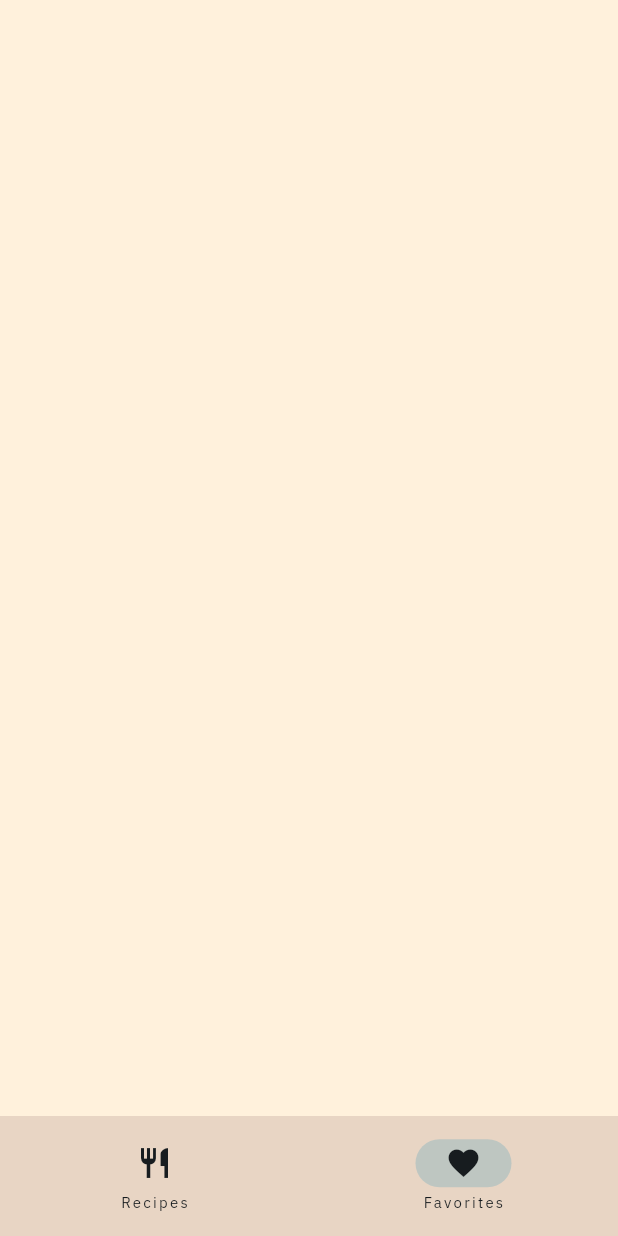
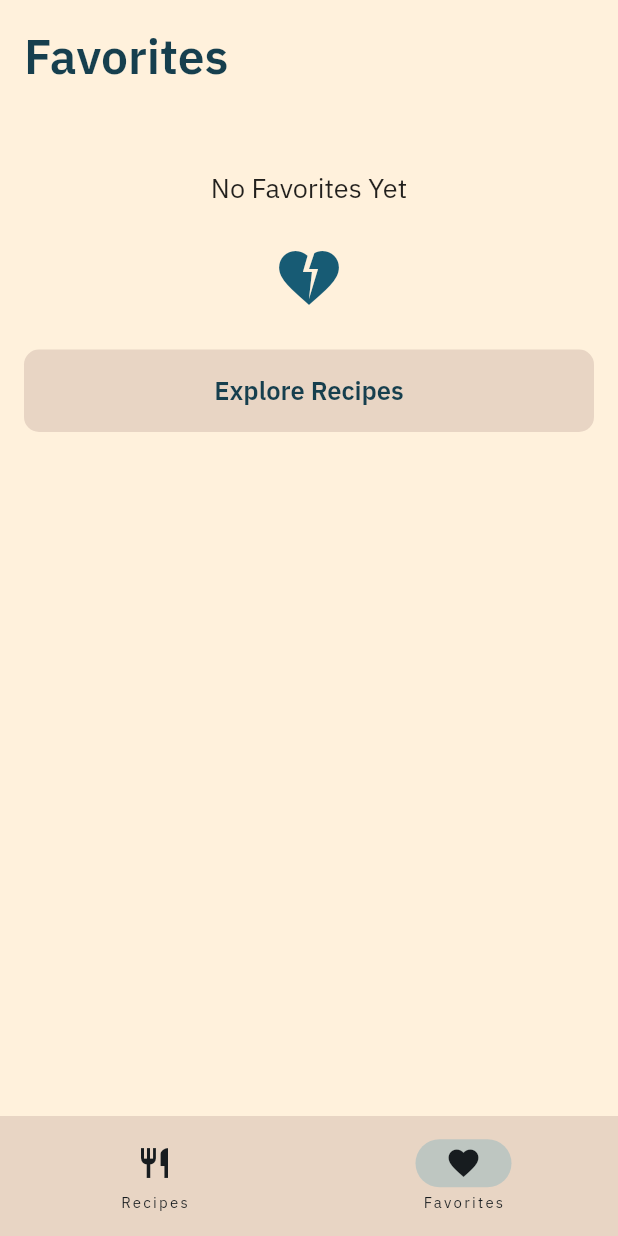
Before and after one commit to FahadMajed/recipes, a Flutter app: the HomeScreen screen opened directly, item 2 of the bottom bar chosen, on a phone screen of 412 x 824 dp. Run offline on Flutter 3.47's test engine with Material 2 defaults, Android fonts, the phone set to English and light mode, and no system bars; our stand-ins replace flutter_rating_bar, flutter_riverpod, get, hive, hive_flutter, modal_progress_hud_nsn and 1 more; missing offline and left inert: rest_api; accounts and stored records are empty.

```diff
--- a/lib/data/repositories/repositories.dart
+++ b/lib/data/repositories/repositories.dart
@@ -1,2 +1,3 @@
 export 'default_favourite_repository.dart';
 export 'tasty_recipes_repository.dart';
+export 'user_repository.dart';
--- /dev/null
+++ b/lib/features/favorites/favorites.dart
@@ -0,0 +1,2 @@
+export 'favorites_controller.dart';
+export 'favorites_screen.dart';
--- /dev/null
+++ b/lib/features/favorites/favorites_controller.dart
@@ -0,0 +1,29 @@
+import 'package:flutter_riverpod/flutter_riverpod.dart';
+import 'package:recipes/lib.dart';
+
+class FavoritesController extends AsyncViewController<List<Recipe>> {
+  late final FavouriteRecipesRepository favouriteRecipesRepository;
+  FavoritesController(super.read) : super(viewModelPvdr: favRecipesPvdr) {
+    favouriteRecipesRepository = read(favRecipesRepoPvdr);
+
+    callGetRecipes();
+  }
+
+  List<Recipe> get recipes => viewModelAsData;
+
+  Future<void> callGetRecipes() async {
+    favouriteRecipesRepository
+        .getFavourites()
+        .then((recipes) => emitData(recipes))
+        .onError((error, stackTrace) => emitError(error));
+  }
+
+  void onExploreRecipes() {
+    read(selectedDestPvdr.notifier).state = 0;
+  }
+}
+
+final favsCtrlPvdr = Provider((ref) => FavoritesController(ref.read));
+
+final favRecipesPvdr = StateProvider<AsyncValue<List<Recipe>>>(
+    (ref) => const AsyncLoading<List<Recipe>>());
--- a/lib/features/favorites/favorites_screen.dart
+++ b/lib/features/favorites/favorites_screen.dart
@@ -1,10 +1,57 @@
+// ignore_for_file: no_logic_in_create_state
+
 import 'package:flutter/material.dart';
+import 'package:flutter_riverpod/flutter_riverpod.dart';
+import 'package:recipes/lib.dart';
 
-class FavouritesScreen extends StatelessWidget {
-  const FavouritesScreen({super.key});
-
+class _FavouritesScreen extends ViewState<FavouritesScreen,
+    AsyncValue<List<Recipe>>, FavoritesController> {
+  _FavouritesScreen(super.viewModelProvider, super.viewControllerProvider);
   @override
-  Widget build(BuildContext context) {
-    return Container();
+  Widget buildView() {
+    final recipes = viewModel;
+    return Column(
+      crossAxisAlignment: CrossAxisAlignment.start,
+      children: [
+        const Text(
+          "Favorites",
+          style: titleExtraLargeBold,
+        ),
+        sizedHeight8,
+        Expanded(
+          child: ListView(
+            shrinkWrap: true,
+            children: [
+              ...recipes.when(
+                data: (recipes) => [
+                  if (recipes.isEmpty)
+                    EmptyStateContainer(
+                      text: "No Favorites Yet",
+                      buttonTitle: "Explore Recipes",
+                      iconData: Icons.heart_broken,
+                      onButtonPressed: viewController.onExploreRecipes,
+                    ),
+                  for (final recipe in recipes)
+                    if (recipe.isFavourite) RecipeCard(recipe: recipe)
+                ],
+                error: (e, __) => [Text(e.toString())],
+                loading: () => [
+                  const Loading(),
+                ],
+              ),
+            ],
+          ),
+        )
+      ],
+    );
   }
 }
+
+class FavouritesScreen extends View {
+  const FavouritesScreen({Key? key}) : super(key: key);
+  @override
+  ConsumerState<ConsumerStatefulWidget> createState() => _FavouritesScreen(
+        favRecipesPvdr,
+        favsCtrlPvdr,
+      );
+}
--- a/lib/features/features.dart
+++ b/lib/features/features.dart
@@ -1,2 +1,4 @@
+export 'favorites/favorites.dart';
+export 'home/home.dart';
 export 'onboarding/onboarding.dart';
 export 'recipes/recipes.dart';
--- /dev/null
+++ b/lib/features/home/home.dart
@@ -0,0 +1 @@
+export 'home_screen.dart';
--- a/lib/features/onboarding/0_landing/landing_controller.dart
+++ b/lib/features/onboarding/0_landing/landing_controller.dart
@@ -1,11 +1,11 @@
 import 'package:flutter/material.dart';
 import 'package:flutter_riverpod/flutter_riverpod.dart';
 import 'package:get/get.dart';
-import 'package:recipes/features/onboarding/1_features/onboarding_pages_modal.dart';
-
-import 'package:recipes/packages/utilities/base_classes/base_view_controller.dart';
+import 'package:recipes/lib.dart';
 
 class LandingController extends ViewController with PageViewController {
+  final UserRepository userRepository = UserRepository();
+
   LandingController(super.read) {
     page = const PageModel(
       numberOfPages: 3,
@@ -21,6 +21,12 @@ class LandingController extends ViewController with PageViewController {
       builder: (_) => const OnBoardingPagesModal(),
     );
   }
+
+  Future<bool> checkIfUserCreated() async {
+    return userRepository.userExists();
+  }
 }
 
+final isUserCreatedPvdr = StateProvider((ref) => false);
+
 final landingCtrlPvdr = Provider((ref) => LandingController(ref.read));
--- /dev/null
+++ b/lib/features/onboarding/1_features/1_features.dart
@@ -0,0 +1,4 @@
+export 'models/models.dart';
+export 'onboarding_controller.dart';
+export 'onboarding_pages_modal.dart';
+export 'widgets/widgets.dart';
--- /dev/null
+++ b/lib/features/onboarding/1_features/models/models.dart
@@ -0,0 +1 @@
+export 'feature.dart';
--- a/lib/features/onboarding/1_features/onboarding_controller.dart
+++ b/lib/features/onboarding/1_features/onboarding_controller.dart
@@ -1,15 +1,18 @@
 import 'package:flutter_riverpod/flutter_riverpod.dart';
 import 'package:get/get.dart';
+import 'package:recipes/data/data.dart';
 import 'package:recipes/packages/utilities/utilities.dart';
 
 import '../../home/home_screen.dart';
 import 'onboarding_pages_modal.dart';
 
 class OnboardingViewController extends ViewController with PageViewController {
+  final UserRepository userRepository = UserRepository();
   OnboardingViewController(super.read);
 
   void onActionButtonPressed() {
     if (page.isLastPage) {
+      userRepository.createUser();
       Get.offAll(const HomeScreen());
     } else {
       _showNextPage();
--- a/lib/features/onboarding/onboarding.dart
+++ b/lib/features/onboarding/onboarding.dart
@@ -1,3 +1,2 @@
 export '0_landing/0_landing.dart';
-
-export '1_features/widgets/widgets.dart';
+export '1_features/1_features.dart';
--- a/lib/features/recipes/recipes.dart
+++ b/lib/features/recipes/recipes.dart
@@ -1,2 +1,3 @@
+export 'recipes_controller.dart';
 export 'recipes_screen.dart';
 export 'widgets/widgets.dart';
--- a/lib/packages/ui/widgets/buttons/empty_state_button.dart
+++ b/lib/packages/ui/widgets/buttons/empty_state_button.dart
@@ -24,7 +24,10 @@ class EmptyStateContainer extends StatelessWidget {
         sizedHeight24,
         Text(
           text.tr,
-          style: titleLargeBold.copyWith(color: Colors.black87),
+          style: titleLargeBold.copyWith(
+            color: Colors.black87,
+            fontWeight: FontWeight.normal,
+          ),
           textAlign: TextAlign.center,
         ),
         sizedHeight24,
```
Also changed, not shown: lib/app_entry.dart (+12 -6 lines), lib/data/repositories/default_favourite_repository.dart (+8 -2 lines), lib/data/repositories/user_repository.dart (added, +17 -0 lines), lib/features/recipes/recipes_controller.dart (+5 -2 lines).
